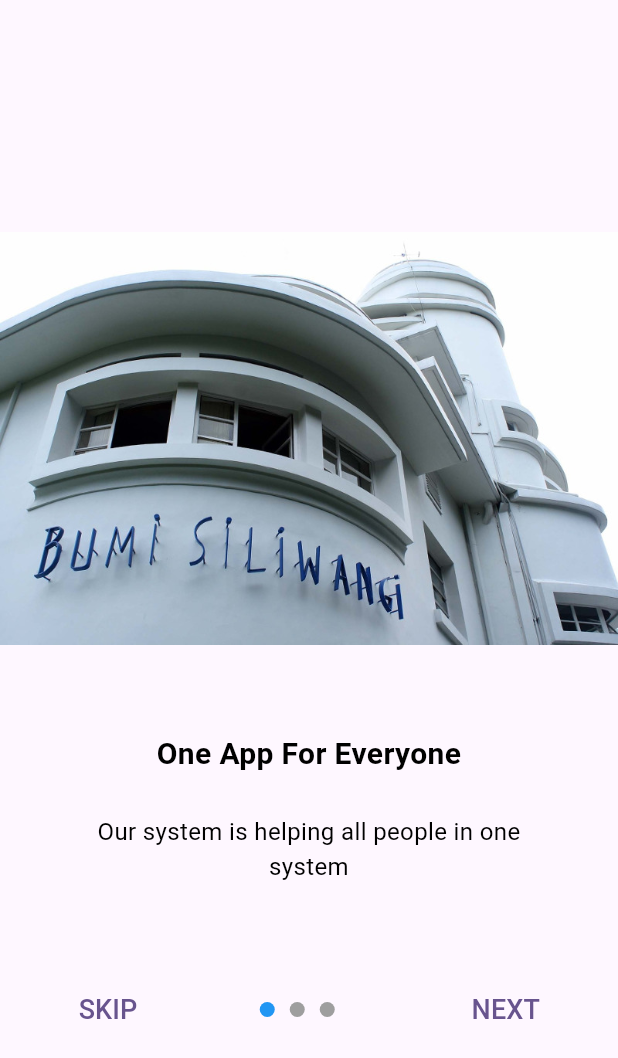
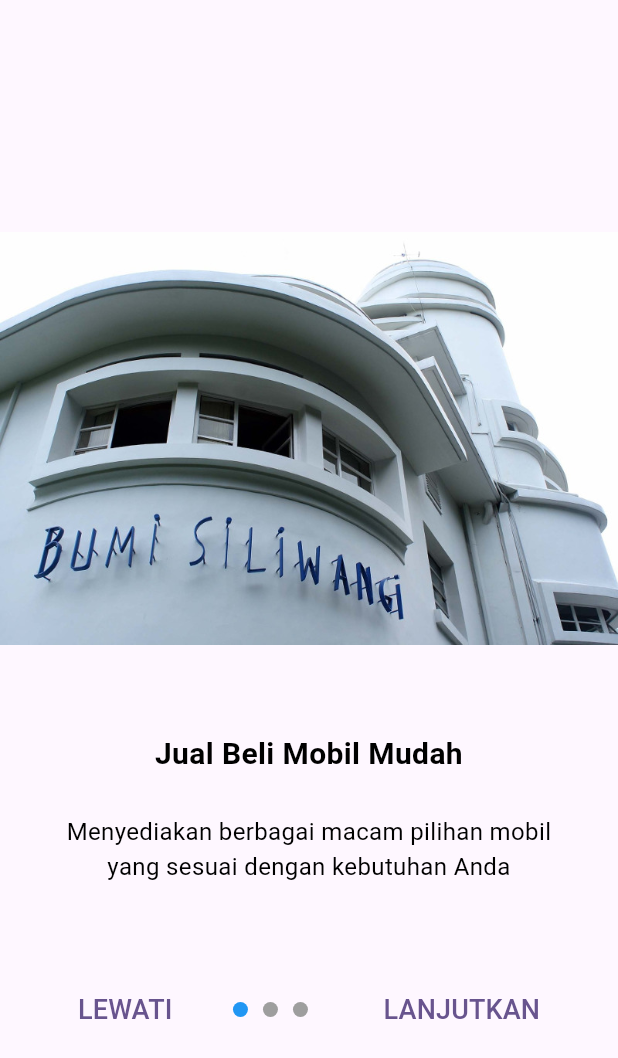
Before and after one commit to Abikayusri/SubmissionMembuatAplikasiFlutterUntukPemula, a Flutter app: the screen it shows after launch, on a phone screen of 412 x 824 dp. Shown: the top 1058 px of the screen. Run offline on Flutter 3.47's test engine with Material 3 defaults, Android fonts, the light colour scheme and no system bars; drawn by our look-alikes of carousel_slider.

Commit message:
feat: Update Onboarding Page Content and Navigation
This commit updates the text content and navigation logic for the onboarding flow.

Key changes:
- `OnboardingPage`:
    - Updated `titles` and `subTitles` with new Indonesian content related to car sales.
    - Changed "SKIP" button text to "LEWATI".
    - Changed "NEXT" button text to "LANJUTKAN".
    - On the last onboarding screen:
        - The "LEWATI" button is now hidden (opacity set to 0 and disabled).
        - The "LANJUTKAN" button text changes to "MULAI".

```diff
--- a/lib/ui_pages/auth/onboarding_page.dart
+++ b/lib/ui_pages/auth/onboarding_page.dart
@@ -4,15 +4,15 @@
 
 class OnboardingData {
   static const List<String> titles = [
-    "One App For Everyone",
-    "Build Using Our Heart",
-    "Let's Go",
+    "Jual Beli Mobil Mudah",
+    "Barang Full Inspeksi",
+    "Gaskeun",
   ];
 
   static const List<String> subTitles = [
-    "Our system is helping all people in one system",
-    "System that make use our heart",
-    "We will guide you to where you wanted it too",
+    "Menyediakan berbagai macam pilihan mobil yang sesuai dengan kebutuhan Anda",
+    "Mobil sudah kita inspeksi agar customer puas",
+    "Dah ayo buru pake aplikasi kita",
   ];
 
   static const List<String> images = [
@@ -161,9 +161,14 @@
             child: Row(
               mainAxisAlignment: MainAxisAlignment.spaceBetween,
               children: [
-                TextButton(
-                  onPressed: onSkip,
-                  child: const Text('SKIP', style: TextStyle(fontSize: 18)),
+                Opacity(
+                  opacity: currentIndex == 2 ? 0.0 : 1.0,
+                  // Transparent tapi space tetap ada
+                  child: TextButton(
+                    onPressed: currentIndex == 2 ? null : onSkip,
+                    // Disable kalau invisible
+                    child: const Text('LEWATI', style: TextStyle(fontSize: 18)),
+                  ),
                 ),
 
                 Row(
@@ -182,10 +187,21 @@
                   }),
                 ),
 
-                TextButton(
-                  onPressed: onNext,
-                  child: const Text('NEXT', style: TextStyle(fontSize: 18)),
-                ),
+                currentIndex == 2
+                    ? TextButton(
+                        onPressed: onNext,
+                        child: const Text(
+                          'MULAI',
+                          style: TextStyle(fontSize: 18),
+                        ),
+                      )
+                    : TextButton(
+                        onPressed: onNext,
+                        child: const Text(
+                          'LANJUTKAN',
+                          style: TextStyle(fontSize: 18),
+                        ),
+                      ),
               ],
             ),
           ),
```
